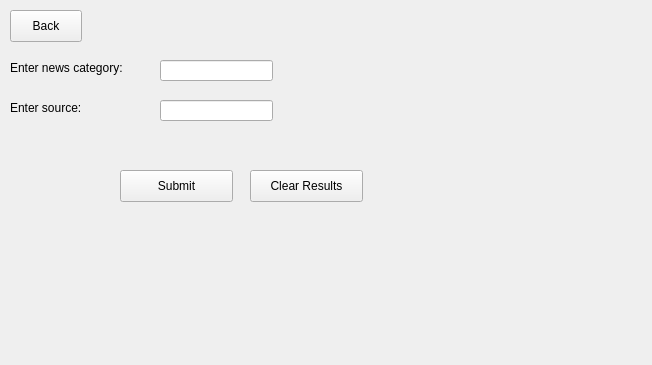
steven938/Raspi-Widget, file newswindow.ui: the form before one commit.
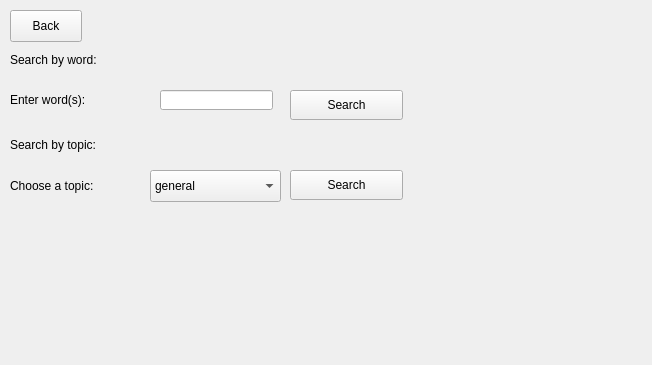
The form after the commit.

Commit message: Updates to news functionality regarding search and displaying functional hyperlinks

```diff
--- a/newswindow.ui
+++ b/newswindow.ui
@@ -29,23 +29,23 @@
   <widget class="QPushButton" name="SubmitButton">
    <property name="geometry">
     <rect>
-     <x>120</x>
-     <y>170</y>
+     <x>290</x>
+     <y>90</y>
      <width>113</width>
-     <height>32</height>
+     <height>30</height>
     </rect>
    </property>
    <property name="text">
-    <string>Submit</string>
+    <string>Search</string>
    </property>
   </widget>
   <widget class="QLineEdit" name="category">
    <property name="geometry">
     <rect>
      <x>160</x>
-     <y>60</y>
+     <y>90</y>
      <width>113</width>
-     <height>21</height>
+     <height>20</height>
     </rect>
    </property>
   </widget>
@@ -53,49 +53,116 @@
    <property name="geometry">
     <rect>
      <x>10</x>
-     <y>60</y>
+     <y>90</y>
      <width>150</width>
-     <height>16</height>
+     <height>20</height>
     </rect>
    </property>
    <property name="text">
-    <string>Enter news category:</string>
+    <string>Enter word(s):</string>
    </property>
   </widget>
   <widget class="QLabel" name="label_2">
    <property name="geometry">
     <rect>
      <x>10</x>
-     <y>100</y>
-     <width>150</width>
-     <height>16</height>
+     <y>170</y>
+     <width>121</width>
+     <height>31</height>
     </rect>
    </property>
    <property name="text">
-    <string>Enter source:</string>
+    <string>Choose a topic:</string>
    </property>
   </widget>
-  <widget class="QLineEdit" name="source">
+  <widget class="QPushButton" name="SearchByTopicButton">
    <property name="geometry">
     <rect>
-     <x>160</x>
-     <y>100</y>
+     <x>290</x>
+     <y>170</y>
      <width>113</width>
-     <height>21</height>
+     <height>30</height>
     </rect>
    </property>
+   <property name="text">
+    <string>Search</string>
+   </property>
   </widget>
-  <widget class="QPushButton" name="pushButton">
+  <widget class="QComboBox" name="topic">
    <property name="geometry">
     <rect>
-     <x>250</x>
+     <x>150</x>
      <y>170</y>
-     <width>113</width>
+     <width>131</width>
      <height>32</height>
     </rect>
    </property>
+   <item>
+    <property name="text">
+     <string>general</string>
+    </property>
+   </item>
+   <item>
+    <property name="text">
+     <string>business</string>
+    </property>
+   </item>
+   <item>
+    <property name="text">
+     <string>entertainment</string>
+    </property>
+   </item>
+   <item>
+    <property name="text">
+     <string>technology</string>
+    </property>
+   </item>
+   <item>
+    <property name="text">
+     <string>sports</string>
+    </property>
+   </item>
+   <item>
+    <property name="text">
+     <string>health</string>
+    </property>
+   </item>
+   <item>
+    <property name="text">
+     <string>science</string>
+    </property>
+   </item>
+  </widget>
+  <widget class="QLabel" name="label_3">
+   <property name="geometry">
+    <rect>
+     <x>10</x>
+     <y>40</y>
+     <width>201</width>
+     <height>40</height>
+    </rect>
+   </property>
+   <property name="styleSheet">
+    <string notr="true">font: 24pt &quot;.SF NS Text&quot;;</string>
+   </property>
    <property name="text">
-    <string>Clear Results</string>
+    <string>Search by word:</string>
+   </property>
+  </widget>
+  <widget class="QLabel" name="label_4">
+   <property name="geometry">
+    <rect>
+     <x>10</x>
+     <y>129</y>
+     <width>201</width>
+     <height>31</height>
+    </rect>
+   </property>
+   <property name="styleSheet">
+    <string notr="true">font: 24pt &quot;.SF NS Text&quot;;</string>
+   </property>
+   <property name="text">
+    <string>Search by topic:</string>
    </property>
   </widget>
  </widget>
```
Left out of the diff: 4 changed lines with no effect on the pictures. The commit also changes 3 other files.
